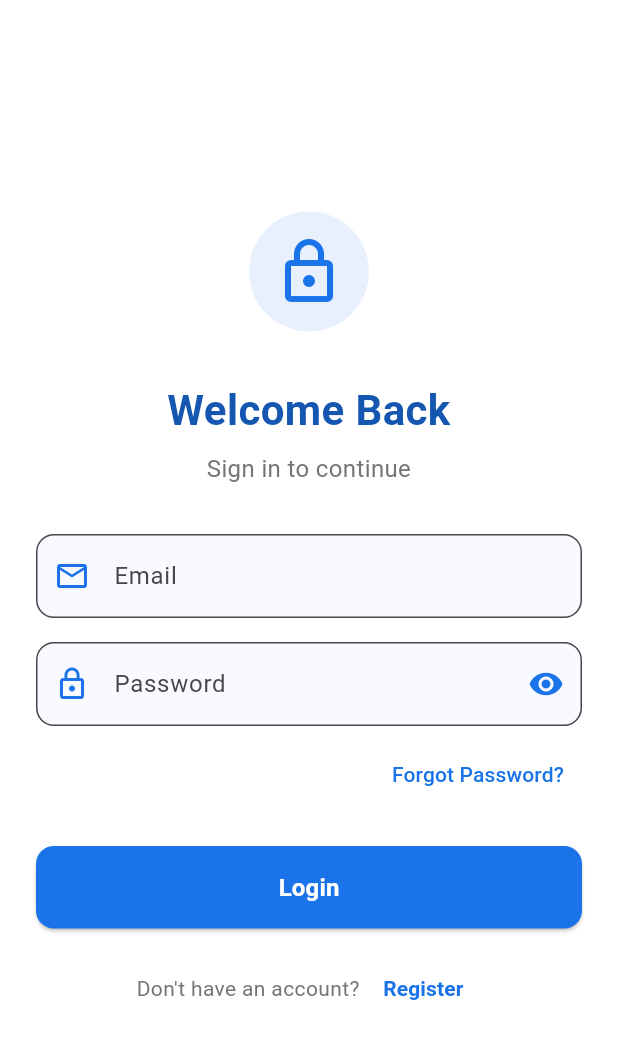
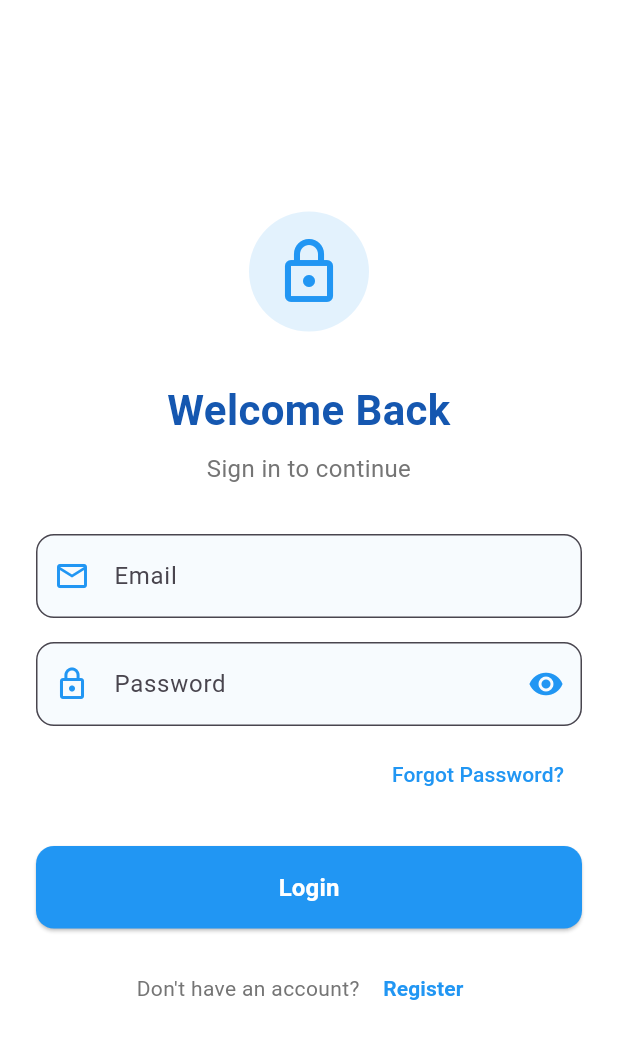
Before and after one commit to fouzzann/Register-App, a Flutter app: the screen it shows after launch, on a phone screen of 412 x 824 dp. Shown: the top 1039 px of the screen. Run offline on Flutter 3.47's test engine with Material 3 defaults, Android fonts, the phone set to English and light mode, and no system bars; our stand-ins replace get, image_picker, sqflite; accounts and stored records are empty.

```diff
--- a/lib/auth/login.dart
+++ b/lib/auth/login.dart
@@ -1,16 +1,15 @@
+// ignore_for_file: deprecated_member_use
+
 import 'package:flutter/material.dart';
 import 'package:get/get.dart';
 import 'package:machine_task/auth/register.dart';
 import 'package:machine_task/controllers/login_controller.dart';
+import 'package:machine_task/utils/app_color_themes.dart';
 
 class LoginScreen extends StatelessWidget {
   final LoginController controller = Get.put(LoginController());
 
-  // Custom colors for blue theme
-  static const primaryBlue = Color(0xFF1A73E8);
-  static const lightBlue = Color(0xFFE8F0FE);
-  static const borderBlue = Color(0xFFBDDCFF);
-  static const darkBlue = Color(0xFF1557B0);
+
 
   @override
   Widget build(BuildContext context) {
@@ -29,13 +28,13 @@ class LoginScreen extends StatelessWidget {
                   Container(
                     padding: const EdgeInsets.all(16),
                     decoration: const BoxDecoration(
-                      color: lightBlue,
+                      color: ThemeConstants.lightBlue,
                       shape: BoxShape.circle,
                     ),
                     child: const Icon(
                       Icons.lock_outlined,
                       size: 48,
-                      color: primaryBlue,
+                      color: ThemeConstants.primaryBlue,
                     ),
                   ),
                   const SizedBox(height: 32),
@@ -44,7 +43,7 @@ class LoginScreen extends StatelessWidget {
                     style: const TextStyle(
                       fontSize: 28,
                       fontWeight: FontWeight.bold,
-                      color: darkBlue,
+                      color: ThemeConstants.darkBlue,
                     ),
                     textAlign: TextAlign.center,
                   ),
@@ -63,9 +62,9 @@ class LoginScreen extends StatelessWidget {
                     keyboardType: TextInputType.emailAddress,
                     decoration: InputDecoration(
                       labelText: 'Email',
-                      prefixIcon: const Icon(Icons.email_outlined, color: primaryBlue),
+                      prefixIcon: const Icon(Icons.email_outlined, color: ThemeConstants.primaryBlue),
                       filled: true,
-                      fillColor: lightBlue.withOpacity(0.3),
+                      fillColor: ThemeConstants.lightBlue.withOpacity(0.3),
                       border: OutlineInputBorder(
                         borderRadius: BorderRadius.circular(12),
                       ),
@@ -79,20 +78,20 @@ class LoginScreen extends StatelessWidget {
                         obscureText: !controller.isPasswordVisible.value,
                         decoration: InputDecoration(
                           labelText: 'Password',
-                          prefixIcon: const Icon(Icons.lock_outline, color: primaryBlue),
+                          prefixIcon: const Icon(Icons.lock_outline, color: ThemeConstants.primaryBlue),
                           suffixIcon: IconButton(
                             icon: Icon(
                               controller.isPasswordVisible.value
                                   ? Icons.visibility_off
                                   : Icons.visibility,
-                              color: primaryBlue,
+                              color: ThemeConstants.primaryBlue,
                             ),
                             onPressed: () {
                               controller.isPasswordVisible.toggle();
                             },
                           ),
                           filled: true,
-                          fillColor: lightBlue.withOpacity(0.3),
+                          fillColor: ThemeConstants.lightBlue.withOpacity(0.3),
                           border: OutlineInputBorder(
                             borderRadius: BorderRadius.circular(12),
                           ),
@@ -108,7 +107,7 @@ class LoginScreen extends StatelessWidget {
                     child: TextButton(
                       onPressed: () {},
                       style: TextButton.styleFrom(
-                        foregroundColor: primaryBlue,
+                        foregroundColor: ThemeConstants.primaryBlue,
                       ),
                       child: const Text('Forgot Password?'),
                     ),
@@ -117,7 +116,7 @@ class LoginScreen extends StatelessWidget {
                   Obx(() => ElevatedButton(
                         onPressed: controller.isLoading.value ? null : controller.login,
                         style: ElevatedButton.styleFrom(
-                          backgroundColor: primaryBlue,
+                          backgroundColor: ThemeConstants.primaryBlue,
                           foregroundColor: Colors.white,
                           padding: const EdgeInsets.symmetric(vertical: 16),
                           shape: RoundedRectangleBorder(
@@ -149,7 +148,7 @@ class LoginScreen extends StatelessWidget {
                       TextButton(
                         onPressed: () => Get.to(() =>   RegisterScreen()),
                         style: TextButton.styleFrom(
-                          foregroundColor: primaryBlue,
+                          foregroundColor: ThemeConstants.primaryBlue,
                         ),
                         child: const Text(
                           "Register",
--- a/lib/utils/app_color_themes.dart
+++ b/lib/utils/app_color_themes.dart
@@ -39,4 +39,8 @@ class ThemeConstants {
   static const double borderRadius = 12.0;
   static const double smallBorderRadius = 8.0;
   static const double largeBorderRadius = 16.0;
+
+
+  static const borderBlue = Color(0xFFBDDCFF);
+  static const darkBlue = Color(0xFF1557B0);
 }
```
Also changed, not shown: lib/auth/register.dart (+4 -5 lines), lib/views/screens/home_screen.dart (+13 -162 lines), lib/widgets/loged_users/app_bar_contant.dart (added, +41 -0 lines), lib/widgets/loged_users/bottom_nav_bar.dart (added, +54 -0 lines), lib/widgets/loged_users/logout_dialog.dart (added, +89 -0 lines), lib/widgets/loged_users/user_profile_avather.dart (added, +30 -0 lines).
